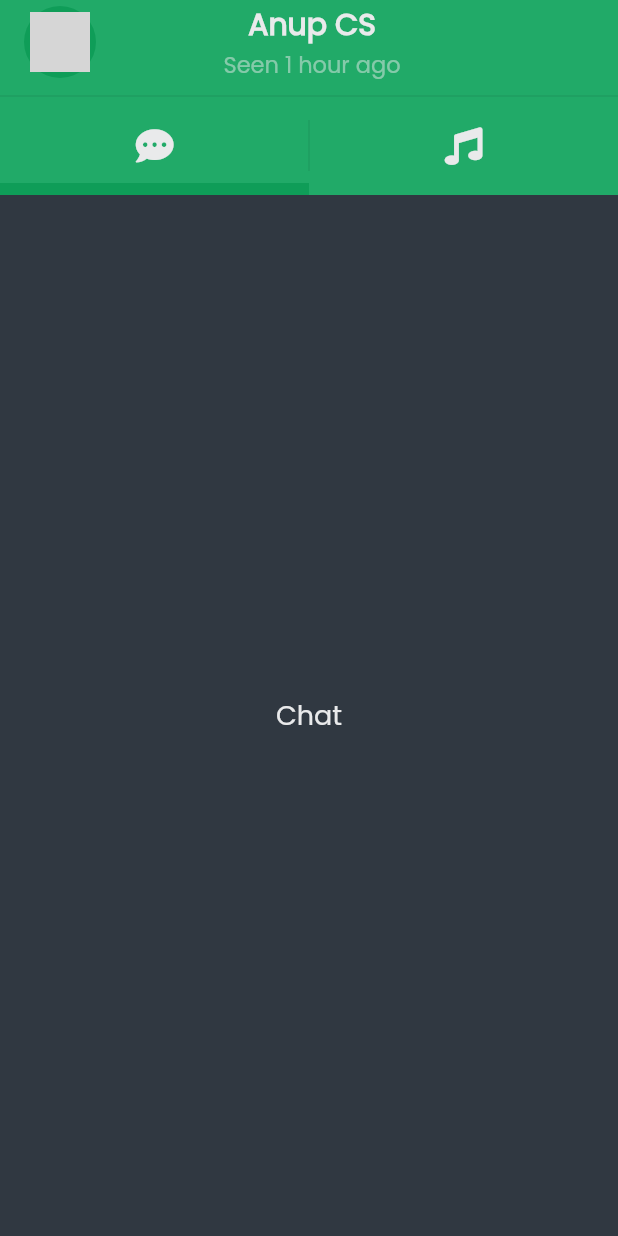
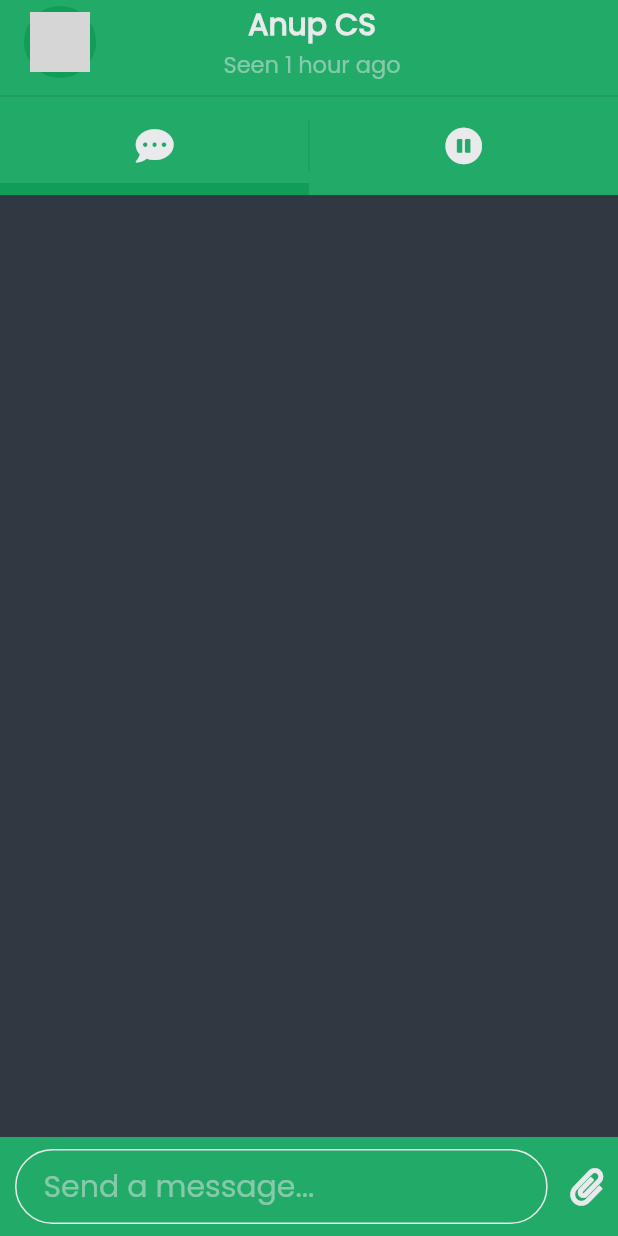
Before and after one commit to curiousyuvi/musi_chat, a Flutter app: the RoomScreen screen opened by its route, on a phone screen of 412 x 824 dp. Run offline on Flutter 3.47's test engine with Material 2 defaults, Android fonts, the phone set to English and light mode, and no system bars; our stand-ins replace font_awesome_flutter; network calls fail; grey boxes are pictures that could not be loaded.

Commit message:
added ChatScreenMessageTextField widget.

```diff
--- a/lib/screens/chatScreen.dart
+++ b/lib/screens/chatScreen.dart
@@ -1,4 +1,5 @@
 import 'package:flutter/material.dart';
+import 'package:musi_chat/widgets/chatScreenMessageTextField.dart';
 
 class ChatScreen extends StatefulWidget {
   const ChatScreen({Key? key}) : super(key: key);
@@ -11,11 +12,15 @@ class _ChatScreenState extends State<ChatScreen> {
   @override
   Widget build(BuildContext context) {
     return Scaffold(
-      body: Center(
-          child: Text(
-        'Chat',
-        style: Theme.of(context).textTheme.bodyText1,
-      )),
-    );
+        body: Container(
+      child: Column(
+        children: [
+          Expanded(
+            child: Center(),
+          ),
+          ChatScreenMessageTextField()
+        ],
+      ),
+    ));
   }
 }
--- a/lib/screens/roomScreen.dart
+++ b/lib/screens/roomScreen.dart
@@ -6,8 +6,6 @@ import 'package:musi_chat/widgets/roomAppBar.dart';
 import 'package:musi_chat/widgets/roomTopNavBar.dart';
 
 class RoomScreen extends StatefulWidget {
-  const RoomScreen({Key? key}) : super(key: key);
-
   @override
   _RoomScreenState createState() => _RoomScreenState();
 }
--- /dev/null
+++ b/lib/widgets/chatScreenMessageTextField.dart
@@ -0,0 +1,74 @@
+import 'package:flutter/material.dart';
+import 'package:font_awesome_flutter/font_awesome_flutter.dart';
+
+class ChatScreenMessageTextField extends StatefulWidget {
+  const ChatScreenMessageTextField({Key? key}) : super(key: key);
+
+  @override
+  _ChatScreenMessageTextFieldState createState() =>
+      _ChatScreenMessageTextFieldState();
+}
+
+class _ChatScreenMessageTextFieldState
+    extends State<ChatScreenMessageTextField> {
+  bool isChatting = false;
+  @override
+  Widget build(BuildContext context) {
+    return Container(
+      padding: EdgeInsets.symmetric(horizontal: 10, vertical: 8),
+      width: double.infinity,
+      color: Theme.of(context).primaryColor,
+      child: Row(
+        mainAxisSize: MainAxisSize.max,
+        mainAxisAlignment: MainAxisAlignment.center,
+        crossAxisAlignment: CrossAxisAlignment.center,
+        children: [
+          Expanded(
+              child: Container(
+            decoration: BoxDecoration(
+                color: Theme.of(context).primaryColor,
+                borderRadius: BorderRadius.circular(100),
+                border:
+                    Border.all(color: Theme.of(context).shadowColor, width: 1)),
+            padding: EdgeInsets.symmetric(horizontal: 18),
+            child: TextFormField(
+              cursorColor: Theme.of(context).shadowColor,
+              onChanged: (val) {
+                setState(() {
+                  if (val.isEmpty) {
+                    isChatting = false;
+                  } else {
+                    isChatting = true;
+                  }
+                });
+              },
+              maxLines: 1,
+              textAlignVertical: TextAlignVertical.center,
+              style: Theme.of(context).textTheme.bodyText1,
+              decoration: InputDecoration(
+                  border: OutlineInputBorder(borderSide: BorderSide.none),
+                  contentPadding: EdgeInsets.zero,
+                  hintStyle: Theme.of(context)
+                      .textTheme
+                      .bodyText2
+                      ?.copyWith(fontSize: 20),
+                  hintText: 'Send a message...'),
+            ),
+          )),
+          SizedBox(
+            width: 15,
+          ),
+          isChatting
+              ? FaIcon(
+                  FontAwesomeIcons.solidArrowAltCircleRight,
+                  size: 25,
+                )
+              : FaIcon(
+                  FontAwesomeIcons.paperclip,
+                  size: 25,
+                )
+        ],
+      ),
+    );
+  }
+}
--- a/lib/widgets/roomTopNavBar.dart
+++ b/lib/widgets/roomTopNavBar.dart
@@ -45,7 +45,7 @@ class RoomTopNavBar extends StatelessWidget {
                   width: MediaQuery.of(context).size.width * 0.4,
                   child: Center(
                     child: FaIcon(
-                      FontAwesomeIcons.music,
+                      FontAwesomeIcons.solidPauseCircle,
                       size: 25,
                     ),
                   ),
--- a/lib/widgets/searchTextField.dart
+++ b/lib/widgets/searchTextField.dart
@@ -30,6 +30,7 @@ class SearchTextField extends StatelessWidget {
           ),
           Expanded(
               child: TextFormField(
+            cursorColor: Theme.of(context).shadowColor,
             maxLines: 1,
             textAlignVertical: TextAlignVertical.center,
             style: Theme.of(context).textTheme.bodyText1,
```
